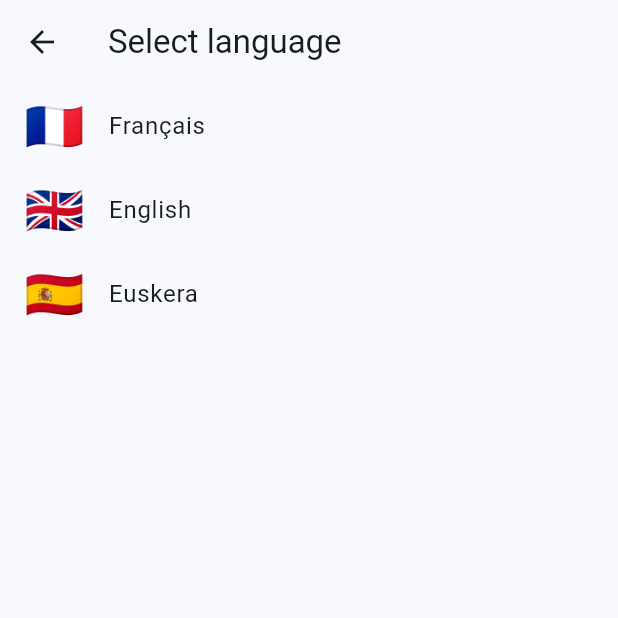
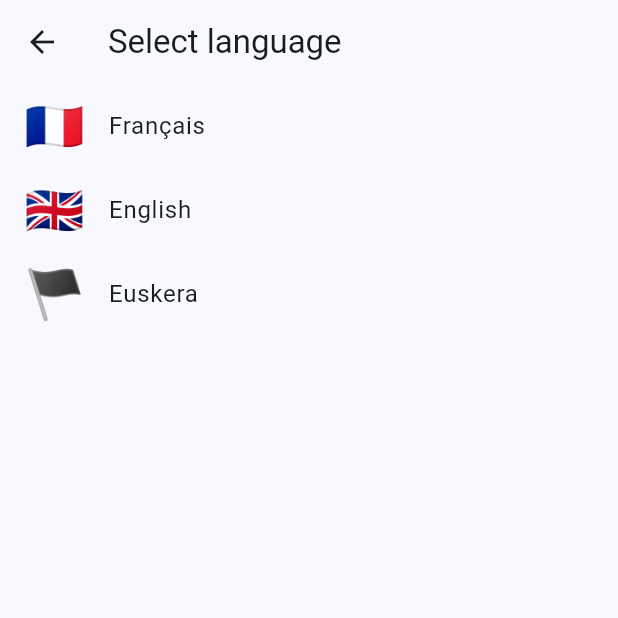
Before and after one commit to Yes-lan/e-CO_Mobile, a Flutter app: the ProgrammaticLanguageSwitchExample screen opened directly, after a tap on "🇬🇧", on a phone screen of 412 x 824 dp, the top half of it. Run offline on Flutter 3.47's test engine with Material 3 defaults, Android fonts, the phone set to English and light mode, and no system bars; our stand-ins replace flutter_secure_storage, flutter_svg, geolocator, go_router, google_maps_flutter, shared_preferences; missing offline and left inert: mobile_scanner; accounts and stored records are empty.

Commit message:
Presentable traductrice

```diff
--- a/assets/l10n/app_en.arb
+++ b/assets/l10n/app_en.arb
@@ -60,5 +60,6 @@
   "noCourseReady": "No courses ready",
   "mustCreatePlaceBefore": "You must first create and place\nthe beacons of a course",
   "back": "Back",
-  "noReady": "No courses ready"
+  "noReady": "No courses ready",
+  "beaconsPlaced": "beacons placed"
 }
--- a/assets/l10n/app_eu.arb
+++ b/assets/l10n/app_eu.arb
@@ -60,5 +60,6 @@
   "noCourseReady": "Prestaturiko ibilbiderik ez",
   "mustCreatePlaceBefore": "Lehenik eta behin ibilbide baten\nfarolak sortu eta kokatu behar dituzu",
   "back": "Atzera",
-  "noReady": "Prestaturiko ibilbiderik ez"
+  "noReady": "Prestaturiko ibilbiderik ez",
+  "beaconsPlaced": "farola kokatuak"
 }
--- a/assets/l10n/app_fr.arb
+++ b/assets/l10n/app_fr.arb
@@ -60,5 +60,6 @@
   "noCourseReady": "Aucun parcours prêt",
   "mustCreatePlaceBefore": "Vous devez d'abord créer et placer\nles balises d'un parcours",
   "back": "Retour",
-  "noReady": "Aucun parcours prêt"
+  "noReady": "Aucun parcours prêt",
+  "beaconsPlaced": "balises placées"
 }
--- a/lib/examples/localization_examples.dart
+++ b/lib/examples/localization_examples.dart
@@ -93,7 +93,7 @@ class ProgrammaticLanguageSwitchExample extends StatelessWidget {
             languageCode: 'en',
           ),
           _LanguageButton(
-            flag: '🇪🇸',
+            flag: '🏴',
             language: l10n.basque,
             languageCode: 'eu',
           ),
--- a/lib/screens/teacher_course_placement_screen.dart
+++ b/lib/screens/teacher_course_placement_screen.dart
@@ -7,6 +7,7 @@ import '../models/course.dart';
 import '../models/beacon.dart';
 import '../services/waypoint_service.dart';
 import '../services/course_service.dart';
+import '../generated/l10n/app_localizations.dart';
 
 class TeacherCoursePlacementScreen extends StatefulWidget {
   final Course course;
@@ -601,7 +602,7 @@ class _TeacherCoursePlacementScreenState extends State<TeacherCoursePlacementScr
           children: [
             Text(widget.course.name),
             Text(
-              '$placedCount/$totalCount balises placées',
+              '$placedCount/$totalCount ${AppLocalizations.of(context)?.beaconsPlaced ?? 'balises placées'}',
               style: const TextStyle(fontSize: 12, fontWeight: FontWeight.normal),
             ),
           ],
--- a/lib/screens/teacher_home_screen.dart
+++ b/lib/screens/teacher_home_screen.dart
@@ -335,7 +335,7 @@ class _SessionsTabState extends State<SessionsTab> {
               child: ElevatedButton.icon(
                 onPressed: _createSession,
                 icon: const Icon(Icons.add, size: 28),
-                label: const Text('Créer une course'),
+                label: Text(AppLocalizations.of(context)?.createRace ?? 'Créer une course'),
                 style: ElevatedButton.styleFrom(
                   backgroundColor: const Color(0xFFF6731F),
                   foregroundColor: Colors.white,
--- a/lib/widgets/language_selector.dart
+++ b/lib/widgets/language_selector.dart
@@ -45,7 +45,7 @@ class LanguageSelector extends StatelessWidget {
               child: Row(
                 children: [
                   const Text(
-                    '🇪🇸',
+                    '🏴',
                     style: TextStyle(fontSize: 20),
                   ),
                   const SizedBox(width: 12),
@@ -74,7 +74,7 @@ class LanguageSelector extends StatelessWidget {
       case 'en':
         return '🇬🇧';
       case 'eu':
-        return '🇪🇸';
+        return '🏴';
       default:
         return '🇫🇷';
     }
```
Also changed, not shown: lib/generated/l10n/app_localizations.dart, lib/generated/l10n/app_localizations_en.dart, lib/generated/l10n/app_localizations_eu.dart, lib/generated/l10n/app_localizations_fr.dart, 2 other files.
